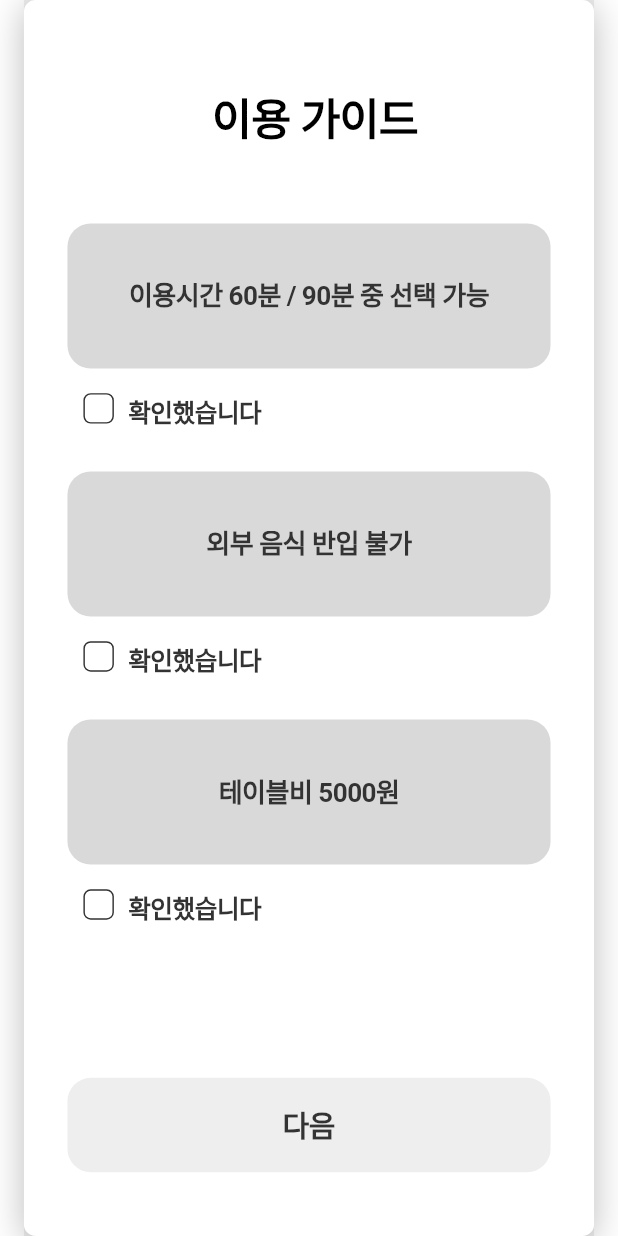
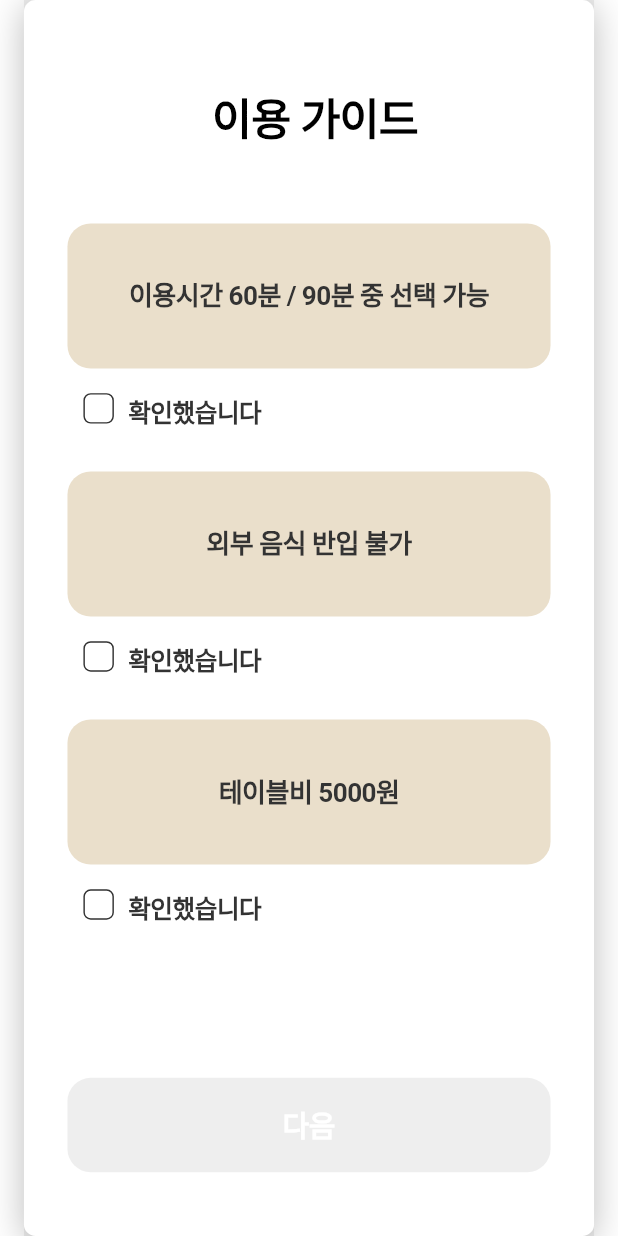
Before and after one commit to jungam5222/ku-tigers-hop, a Flutter app: the screen it shows after launch, after a tap on "예약하기", on a phone screen of 412 x 824 dp. Run offline on Flutter 3.47's test engine with Material 3 defaults, Android fonts, the phone set to English and light mode, and no system bars; missing offline and left inert: dart:html; network calls fail; Roboto replaces fonts that are missing (Pretendard).

Commit message:
디자인 수정

```diff
--- a/pub_frontend-main/lib/screens/additional_cart_page.dart
+++ b/pub_frontend-main/lib/screens/additional_cart_page.dart
@@ -30,7 +30,7 @@ class AdditionalCartPage extends StatelessWidget {
                 width: 393,
                 height: 591,
                 decoration: const ShapeDecoration(
-                  color: Color(0xFFD9D9D9),
+                  color: Color(0xFFEADFCB),
                   shape: RoundedRectangleBorder(
                     borderRadius: BorderRadius.only(
                       topLeft: Radius.circular(35),
@@ -205,7 +205,7 @@ class AdditionalCartPage extends StatelessWidget {
                 width: 332,
                 height: 65,
                 child: Material(
-                  color: service.additionalTotalAmount  > 0 ? Colors.white : const Color(0xFFEEEEEE),
+                  color: service.additionalTotalAmount  > 0 ? const Color(0xFF8D1C3D) : const Color(0xFFEEEEEE),
                   borderRadius: BorderRadius.circular(16),
                   child: InkWell(
                     borderRadius: BorderRadius.circular(16),
@@ -387,7 +387,7 @@ class AdditionalCartPage extends StatelessWidget {
                           fontSize: 20,
                           letterSpacing: -0.40,
                           color: service.additionalTotalAmount > 0
-                              ? const Color(0xFF333333)
+                              ? Colors.white
                               : Colors.black38,
                         ),
                       ),
--- a/pub_frontend-main/lib/screens/additional_confirmation_page.dart
+++ b/pub_frontend-main/lib/screens/additional_confirmation_page.dart
@@ -41,7 +41,7 @@ class AdditionalConfirmationPage extends StatelessWidget {
             // 배경 diagonal
             Positioned.fill(
               child: CustomPaint(
-                painter: DiagonalPainter(color: const Color(0xFFD9D9D9)),
+                painter: DiagonalPainter(color: const Color(0xFFEADFCB)),
               ),
             ),
 
@@ -103,7 +103,7 @@ class AdditionalConfirmationPage extends StatelessWidget {
               child: SizedBox(
                 height: 65,
                 child: Material(
-                  color: const Color(0xFFD9D9D9),
+                  color: const Color(0xFF8D1C3D),
                   borderRadius: BorderRadius.circular(16),
                   child: InkWell(
                     borderRadius: BorderRadius.circular(16),
@@ -112,7 +112,7 @@ class AdditionalConfirmationPage extends StatelessWidget {
                       child: Text(
                         '추가 주문',
                         style: TextStyle(
-                          color: Color(0xFF333333),
+                          color: Color.fromARGB(255, 255, 255, 255),
                           fontSize: 20,
                           fontFamily: 'Pretendard',
                           fontWeight: FontWeight.w800,
--- a/pub_frontend-main/lib/screens/additional_menu_page.dart
+++ b/pub_frontend-main/lib/screens/additional_menu_page.dart
@@ -135,7 +135,7 @@ class _AdditionalMenuPageState extends State<AdditionalMenuPage> {
                   child: Container(
                     width: 393, height: 591,
                     decoration: const ShapeDecoration(
-                      color: Color(0xFFD9D9D9),
+                      color: Color(0xFFEADFCB),
                       shape: RoundedRectangleBorder(
                         borderRadius: BorderRadius.only(
                           topLeft: Radius.circular(35),
@@ -315,14 +315,14 @@ class _AdditionalMenuPageState extends State<AdditionalMenuPage> {
                     child: SizedBox(
                       width: 332, height: 65,
                       child: Material(
-                        color: Colors.white,
+                        color: const Color(0xFF8D1C3D),
                         borderRadius: BorderRadius.circular(16),
                         child: InkWell(
                           borderRadius: BorderRadius.circular(16),
                           onTap: () => Navigator.pushNamed(context, AdditionalCartPage.routeName),
                           child: const Center(
                             child: Text('장바구니로 이동', style: TextStyle(
-                              color: Color(0xFF333333), fontSize: 16,
+                              color: Colors.white, fontSize: 16,
                               fontFamily: 'Pretendard', fontWeight: FontWeight.w800,
                               letterSpacing: -0.40,
                             )),
--- a/pub_frontend-main/lib/screens/cart_page.dart
+++ b/pub_frontend-main/lib/screens/cart_page.dart
@@ -40,7 +40,7 @@ class _CartPageState extends State<CartPage> {
                 width: 393,
                 height: 591,
                 decoration: const ShapeDecoration(
-                  color: Color(0xFFD9D9D9),
+                  color: Color(0xFFEADFCB),
                   shape: RoundedRectangleBorder(
                     borderRadius: BorderRadius.only(
                       topLeft: Radius.circular(35),
@@ -248,7 +248,7 @@ class _CartPageState extends State<CartPage> {
                 height: 65,
                 child: Material(
                   color: !_isSubmitting
-                      ? Colors.white
+                      ? const Color(0xFF8D1C3D)
                       : const Color(0xFFEEEEEE),
                   borderRadius: BorderRadius.circular(16),
                   child: InkWell(
@@ -282,7 +282,7 @@ class _CartPageState extends State<CartPage> {
                             '주문하기',
                             style: TextStyle(
                               color: !_isSubmitting
-                                  ? const Color(0xFF333333)
+                                  ? Colors.white
                                   : Colors.black38,
                               fontSize: 20,
                               fontFamily: 'Pretendard',
--- a/pub_frontend-main/lib/screens/confirmation_page.dart
+++ b/pub_frontend-main/lib/screens/confirmation_page.dart
@@ -61,7 +61,7 @@ class _ConfirmationPageState extends State<ConfirmationPage> {
             // 배경 diagonal
             Positioned.fill(
               child: CustomPaint(
-                painter: DiagonalPainter(color: const Color(0xFFD9D9D9)),
+                painter: DiagonalPainter(color: const Color(0xFFEADFCB)),
               ),
             ),
 
@@ -124,7 +124,7 @@ class _ConfirmationPageState extends State<ConfirmationPage> {
                   width: 333,
                   height: 65,
                   child: Material(
-                    color: const Color(0xFFD9D9D9),
+                    color: const Color(0xFF8D1C3D),
                     shape: RoundedRectangleBorder(
                       borderRadius: BorderRadius.circular(16),
                     ),
@@ -135,7 +135,7 @@ class _ConfirmationPageState extends State<ConfirmationPage> {
                         child: Text(
                           '추가 주문',
                           style: TextStyle(
-                            color: Color(0xFF333333),
+                            color: Color.fromARGB(255, 255, 255, 255),
                             fontSize: 20,
                             fontFamily: 'Pretendard',
                             fontWeight: FontWeight.w800,
--- a/pub_frontend-main/lib/screens/guide_page.dart
+++ b/pub_frontend-main/lib/screens/guide_page.dart
@@ -58,7 +58,7 @@ class _GuidePageState extends State<GuidePage> {
                 child: Container(
                   width: 333, height: 100,
                   decoration: ShapeDecoration(
-                    color: const Color(0xFFD9D9D9),
+                    color: const Color(0xFFEADFCB),
                     shape: RoundedRectangleBorder(
                       borderRadius: BorderRadius.circular(16),
                     ),
@@ -115,7 +115,7 @@ class _GuidePageState extends State<GuidePage> {
               child: SizedBox(
                 width: 333, height: 65,
                 child: Material(
-                  color: _allChecked ? const Color(0xFFD9D9D9) : const Color(0xFFEEEEEE),
+                  color: _allChecked ? const Color(0xFF8D1C3D) : const Color(0xFFEEEEEE),
                   borderRadius: BorderRadius.circular(16),
                   child: InkWell(
                     borderRadius: BorderRadius.circular(16),
@@ -126,7 +126,7 @@ class _GuidePageState extends State<GuidePage> {
                         style: TextStyle(
                           fontSize: 20, fontWeight: FontWeight.w800,
                           fontFamily: 'Pretendard', letterSpacing: -0.4,
-                          color: Color(0xFF333333),
+                          color: Colors.white,
                         ),
                       ),
                     ),
--- a/pub_frontend-main/lib/screens/menu_page.dart
+++ b/pub_frontend-main/lib/screens/menu_page.dart
@@ -223,7 +223,7 @@ class _MenuPageState extends State<MenuPage> {
                     width: 393,
                     height: 591,
                     decoration: const ShapeDecoration(
-                      color: Color(0xFFD9D9D9),
+                      color: Color(0xFFEADFCB),
                       shape: RoundedRectangleBorder(
                         borderRadius: BorderRadius.only(
                           topLeft: Radius.circular(35),
@@ -441,7 +441,7 @@ class _MenuPageState extends State<MenuPage> {
                       width: 332,
                       height: 65,
                       child: Material(
-                        color: Colors.white,
+                        color:const Color(0xFF8D1C3D),
                         borderRadius: BorderRadius.circular(16),
                         child: InkWell(
                           borderRadius: BorderRadius.circular(16),
@@ -454,7 +454,7 @@ class _MenuPageState extends State<MenuPage> {
                             child: Text(
                               '장바구니로 이동',
                               style: TextStyle(
-                                color: Color(0xFF333333),
+                                color: Colors.white,
                                 fontSize: 16,
                                 fontFamily: 'Pretendard',
                                 fontWeight: FontWeight.w800,
--- a/pub_frontend-main/lib/screens/reservation_page.dart
+++ b/pub_frontend-main/lib/screens/reservation_page.dart
@@ -91,7 +91,7 @@ class _ReservationPageState extends State<ReservationPage> {
               child: Container(
                 width: screenW, height: 600,
                 decoration: const ShapeDecoration(
-                  color: Color(0xFFD9D9D9),
+                  color: Color(0xFFEADFCB),
                   shape: RoundedRectangleBorder(
                     borderRadius: BorderRadius.only(
                       topLeft: Radius.circular(35),
@@ -384,7 +384,7 @@ class _ReservationPageState extends State<ReservationPage> {
                       : null,
                   style: ElevatedButton.styleFrom(
                     backgroundColor:
-                        isFormValid ? Colors.white : const Color(0xFFEEEEEE),
+                        isFormValid ? const Color(0xFF8D1C3D) : const Color(0xFFEEEEEE),
                     shape: RoundedRectangleBorder(
                       borderRadius: BorderRadius.circular(16),
                     ),
@@ -396,7 +396,7 @@ class _ReservationPageState extends State<ReservationPage> {
                       fontSize: 20, fontFamily: 'Pretendard',
                       fontWeight: FontWeight.w800,
                       color: isFormValid
-                          ? const Color(0xFF333333)
+                          ? Colors.white
                           : Colors.black38,
                       letterSpacing: -0.40,
                     ),
--- a/pub_frontend-main/lib/screens/welcome_page.dart
+++ b/pub_frontend-main/lib/screens/welcome_page.dart
@@ -63,7 +63,7 @@ class _WelcomePageState extends State<WelcomePage> {
           children: [
             Positioned.fill(
               child: CustomPaint(
-                painter: TopRegionPainter(color: const Color(0xFFD9D9D9)),
+                painter: TopRegionPainter(color: const Color(0xFFEADFCB)),
               ),
             ),
 
@@ -143,7 +143,7 @@ class _WelcomePageState extends State<WelcomePage> {
                 width: 333,
                 height: 65,
                 child: Material(
-                  color: const Color(0xFFD9D9D9),
+                  color: const Color(0xFF8D1C3D),
                   borderRadius: BorderRadius.circular(16),
                   child: InkWell(
                     borderRadius: BorderRadius.circular(16),
@@ -161,7 +161,7 @@ class _WelcomePageState extends State<WelcomePage> {
                           fontWeight: FontWeight.w800,
                           fontFamily: 'Pretendard',
                           letterSpacing: -0.40,
-                          color: Color(0xFF333333),
+                          color: Colors.white,
                         ),
                       ),
                     ),
```
Also changed, not shown: pub_frontend-main/assets/publogo.png, pub_frontend-main/pubspec.lock, 1 other file.
